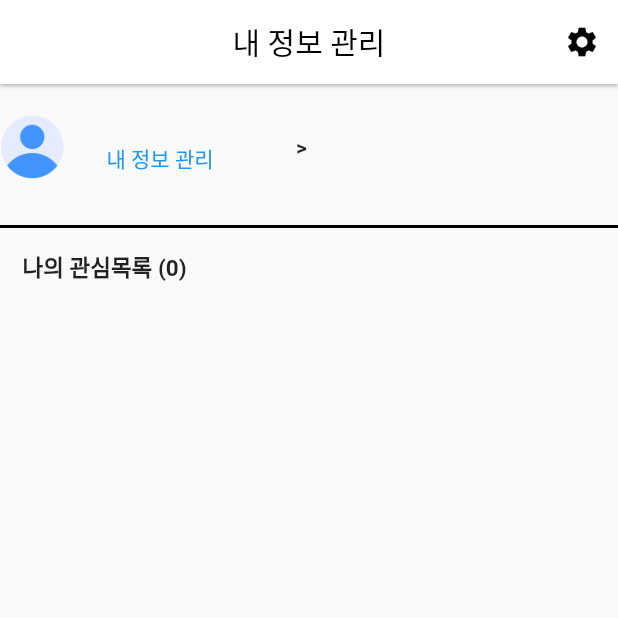
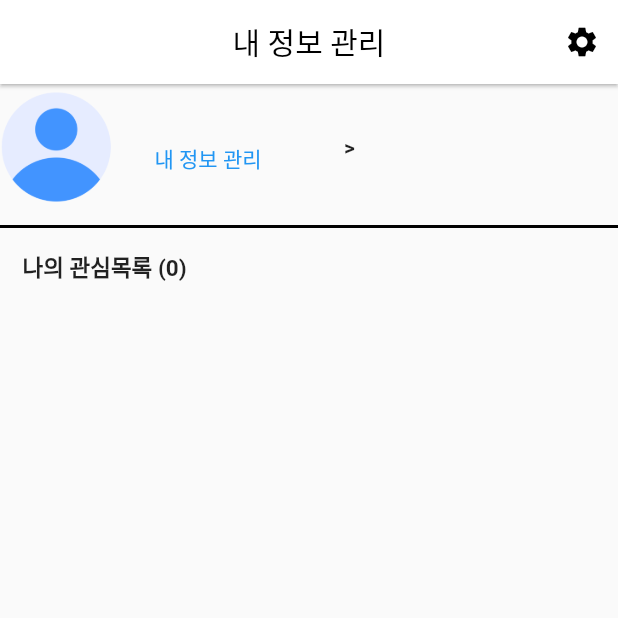
Before and after one commit to yeon220629/dongnerang, a Flutter app: the mypageScreen screen opened directly, on a phone screen of 412 x 824 dp, the top half of it. Run offline on Flutter 3.47's test engine with Material 2 defaults, Android fonts, the phone set to English and light mode, and no system bars; our stand-ins replace cached_network_image, cloud_firestore, firebase_auth, firebase_core, firebase_storage, flutter_easyloading and 9 more; missing offline and left inert: flutter_inappwebview, kakao_flutter_sdk, material_tag_editor; accounts and stored records are empty.

Commit message:
프로필 페이지 가로 길이 조정

```diff
--- a/lib/widgets/user_profile_image.widget.dart
+++ b/lib/widgets/user_profile_image.widget.dart
@@ -3,7 +3,7 @@ import 'package:flutter/material.dart';
 
 class UserProfileCircleImage extends StatelessWidget {
   const UserProfileCircleImage(
-      {Key? key, required this.imageUrl, this.size = 43})
+      {Key? key, required this.imageUrl, this.size = 75})
       : super(key: key);
 
   final String? imageUrl;
@@ -20,7 +20,7 @@ class UserProfileCircleImage extends StatelessWidget {
             )
           : CachedNetworkImage(
               imageUrl: imageUrl!,
-              // width: size,
+              width: size,
               // height: size,
               fit: BoxFit.cover,
             ),
```
